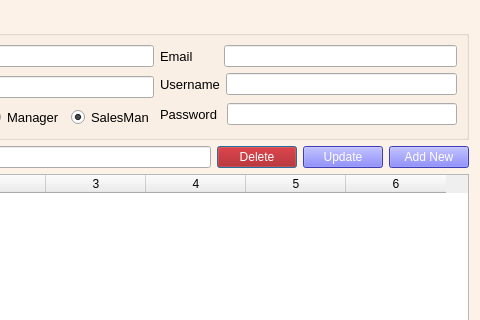
Qt form ui/users.ui (ansarul543/pos-inventory) before a commit; both pictures show x 166 to 646 and y 0 to 320 of the 646 by 405 pixel window.
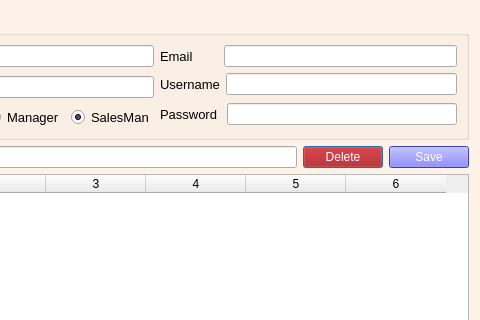
The same form after that commit.

```diff
--- a/ui/users.ui
+++ b/ui/users.ui
@@ -238,17 +238,6 @@
        </property>
       </widget>
      </item>
-     <item>
-      <widget class="QPushButton" name="updateb">
-       <property name="styleSheet">
-        <string notr="true">background-color: rgb(85, 85, 255);
-color: rgb(255, 255, 255);</string>
-       </property>
-       <property name="text">
-        <string>Update</string>
-       </property>
-      </widget>
-     </item>
      <item>
       <widget class="QPushButton" name="addb">
        <property name="styleSheet">
@@ -256,7 +245,10 @@
 color: rgb(255, 255, 255);</string>
        </property>
        <property name="text">
-        <string>Add New</string>
+        <string>Save</string>
+       </property>
+       <property name="shortcut">
+        <string>Return</string>
        </property>
       </widget>
      </item>
```
